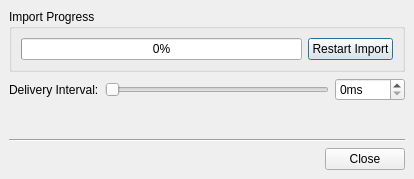
hpsilva/profitpy, file profit/widgets/ui_sessionreplay.ui: the form before one commit.
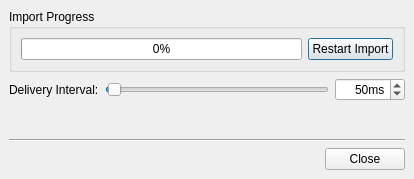
The form after the commit. Icons and pictures are not drawn.

Patch:
```diff
--- a/profit/widgets/ui_sessionreplay.ui
+++ b/profit/widgets/ui_sessionreplay.ui
@@ -90,10 +90,10 @@
         <number>50</number>
        </property>
        <property name="value" >
-        <number>0</number>
+        <number>50</number>
        </property>
        <property name="sliderPosition" >
-        <number>0</number>
+        <number>50</number>
        </property>
        <property name="tracking" >
         <bool>true</bool>
@@ -105,9 +105,18 @@
      </item>
      <item>
       <widget class="QSpinBox" name="timerSpin" >
+       <property name="alignment" >
+        <set>Qt::AlignRight</set>
+       </property>
+       <property name="specialValueText" >
+        <string/>
+       </property>
        <property name="suffix" >
         <string>ms</string>
        </property>
+       <property name="prefix" >
+        <string/>
+       </property>
        <property name="maximum" >
         <number>5000</number>
        </property>
@@ -118,7 +127,7 @@
         <number>50</number>
        </property>
        <property name="value" >
-        <number>0</number>
+        <number>50</number>
        </property>
       </widget>
      </item>
```
